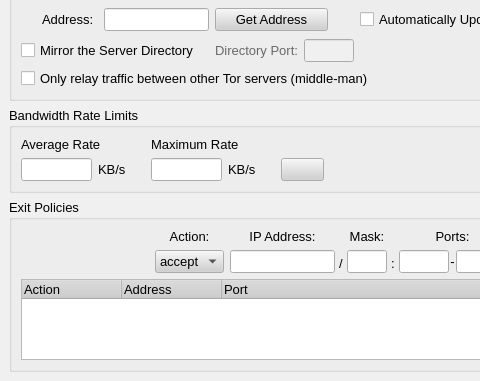
This is src/gui/config/serverpage.ui in a-ilin/vidalia as Qt 5 draws it before an edit; both pictures show x 0 to 480 and y 168 to 549 of the 625 by 549 pixel window. The edited form follows.
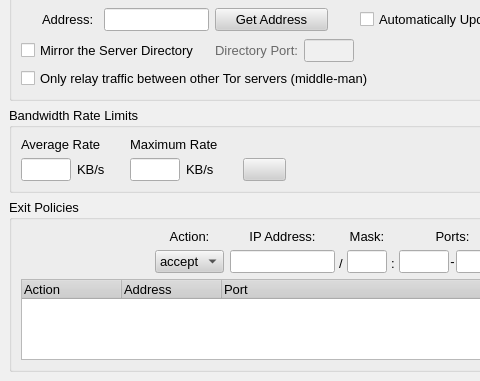
This is the edited form. Icons and pictures are not drawn.

Commit message:
Make the bandwidth rate inputs a bit smaller so they don't look stupid.
svn:r1026

The edit to the form file:
```diff
--- a/src/gui/config/serverpage.ui
+++ b/src/gui/config/serverpage.ui
@@ -8,8 +8,8 @@
    <rect>
     <x>0</x>
     <y>0</y>
-    <width>517</width>
-    <height>407</height>
+    <width>442</width>
+    <height>374</height>
    </rect>
   </property>
   <property name="palette" >
@@ -759,13 +759,13 @@
              </property>
              <property name="minimumSize" >
               <size>
-               <width>71</width>
+               <width>50</width>
                <height>0</height>
               </size>
              </property>
              <property name="maximumSize" >
               <size>
-               <width>71</width>
+               <width>50</width>
                <height>27</height>
               </size>
              </property>
@@ -819,13 +819,13 @@
              </property>
              <property name="minimumSize" >
               <size>
-               <width>71</width>
+               <width>50</width>
                <height>0</height>
               </size>
              </property>
              <property name="maximumSize" >
               <size>
-               <width>71</width>
+               <width>50</width>
                <height>27</height>
               </size>
              </property>
```
Left out of the diff: 12 changed lines with no effect on the pictures.
